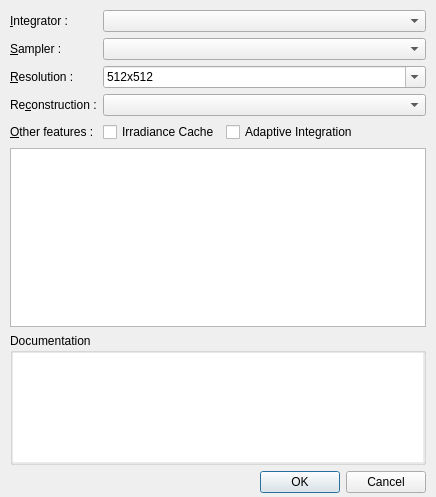
First picture: the form in src/mtsgui/rendersettingsdlg.ui, repository mitsuba-renderer/mitsuba, before the edit.
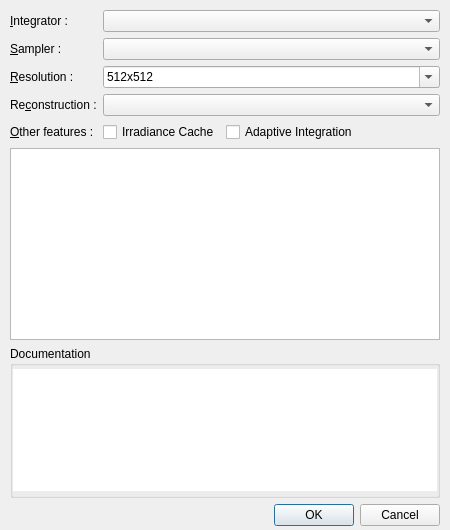
Second picture: the form after the edit.

Commit message: rendersettingsdlg: some great usability improvements submitted by Anton Kaplanyan

What changed in the file:
```diff
--- a/src/mtsgui/rendersettingsdlg.ui
+++ b/src/mtsgui/rendersettingsdlg.ui
@@ -6,8 +6,8 @@
    <rect>
     <x>0</x>
     <y>0</y>
-    <width>436</width>
-    <height>497</height>
+    <width>450</width>
+    <height>530</height>
    </rect>
   </property>
   <property name="windowTitle">
```
The commit also changes 2 other files.
